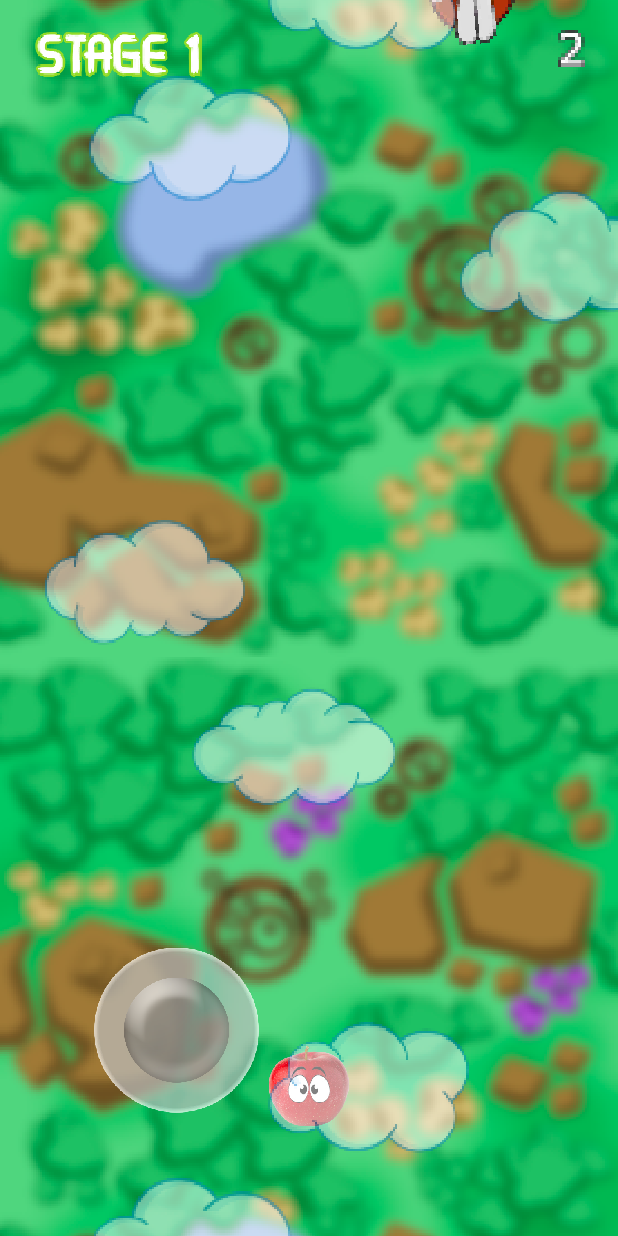
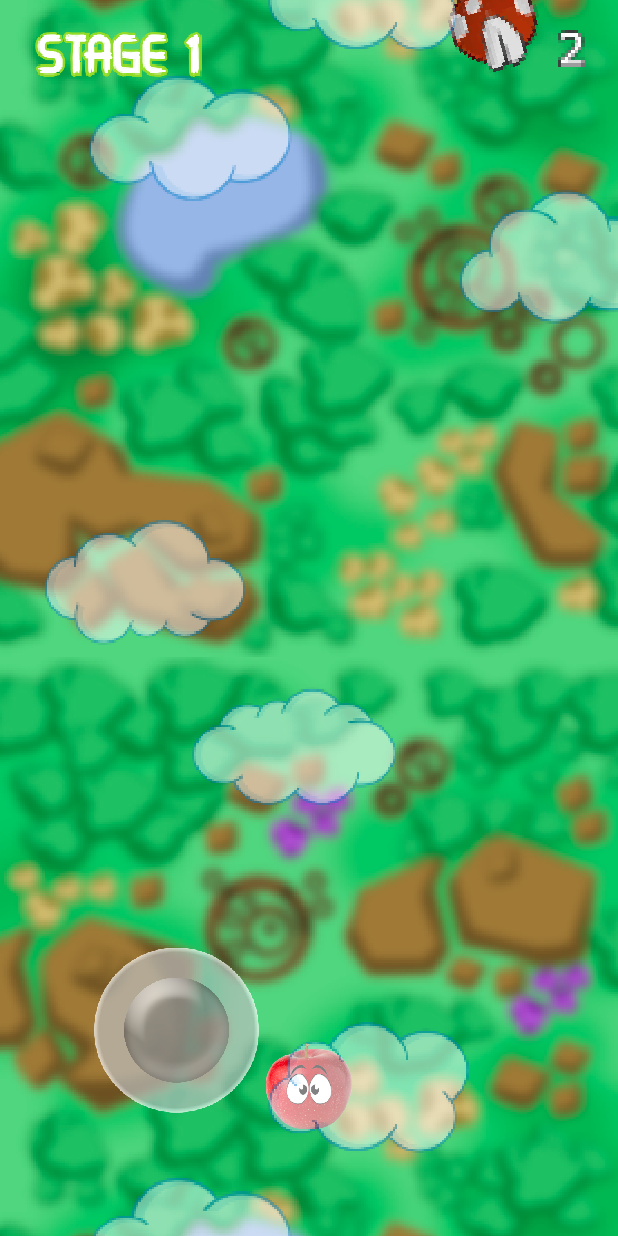
Before and after one commit to rkdlqzz/Android-Game-Programming, an Android app: the GameActivity screen opened directly, with no data from a screen before it, on a phone screen of 412 x 824 dp. Run offline under Robolectric (Android 15) with nearby library versions, the phone set to English and light mode, and no system bars.

Commit message:
앱 아이콘 설정 및 밸런스 조정

```diff
--- a/APPLE/app/src/main/AndroidManifest.xml
+++ b/APPLE/app/src/main/AndroidManifest.xml
@@ -4,9 +4,9 @@
 
     <application
         android:allowBackup="true"
-        android:icon="@mipmap/ic_launcher"
+        android:icon="@mipmap/apple_red"
         android:label="@string/app_name"
-        android:roundIcon="@mipmap/ic_launcher_round"
+        android:roundIcon="@mipmap/apple_red"
         android:supportsRtl="true"
         android:theme="@style/Theme.AppCompat.Light.NoActionBar">
         <activity
--- a/APPLE/app/src/main/java/com/example/apple/game/Enemy.java
+++ b/APPLE/app/src/main/java/com/example/apple/game/Enemy.java
@@ -25,7 +25,7 @@
     private boolean sizeChange;
     private boolean getBigger;
     private float sizeChangeDuration;
-    public static float MAX_RADIUS = size / 2 * 1.3f;
+    public static float MAX_RADIUS = size / 2 * 1.35f;
     public static float MIN_RADIUS = size / 2 * 0.8f;
     public static float GROWING_SPEED = Metrics.width / (float) 2.9f;
 
--- a/APPLE/app/src/main/java/com/example/apple/game/EnemyGenerator.java
+++ b/APPLE/app/src/main/java/com/example/apple/game/EnemyGenerator.java
@@ -12,8 +12,8 @@
 
 public class EnemyGenerator implements GameObject {
     private static final String TAG = EnemyGenerator.class.getSimpleName();
-    private static final int[] MAX_ENEMY = {13, 15, 18, 22}; // 한화면에 존재할 수 있는 적의 최대 수 (스테이지별)
-    private static final float[] SPAWN_INTERVAL = {1.3f, 0.9f, 0.5f, 0.3f};   // 스폰 간격 (스테이지별)
+    private static final int[] MAX_ENEMY = {17, 19, 21, 23}; // 한화면에 존재할 수 있는 적의 최대 수 (스테이지별)
+    private static final float[] SPAWN_INTERVAL = {1.1f, 0.8f, 0.4f, 0.25f};   // 스폰 간격 (스테이지별)
     private float elapsedTime;
     private final float speedErrorRange;    // enemy 속도(dx,dy) 오차 범위
     Random random = new Random();
--- a/APPLE/app/src/main/java/com/example/apple/game/ItemGenerator.java
+++ b/APPLE/app/src/main/java/com/example/apple/game/ItemGenerator.java
@@ -13,7 +13,7 @@
 public class ItemGenerator implements GameObject {
     private static final String TAG = ItemGenerator.class.getSimpleName();
     private static final int[] MAX_ITEM = {2, 3, 3, 2}; // 한화면에 존재할 수 있는 아이템의 최대 수 (스테이지별)
-    private static final float[] SPAWN_INTERVAL = {6.0f, 6.0f, 5.0f, 5.0f};   // 스폰 간격 (스테이지별)
+    private static final float[] SPAWN_INTERVAL = {6.5f, 6.5f, 5.5f, 5.5f};   // 스폰 간격 (스테이지별)
     private float fallSpeed;
     private float elapsedTime;
 
--- a/APPLE/app/src/main/java/com/example/apple/game/LeafBomb.java
+++ b/APPLE/app/src/main/java/com/example/apple/game/LeafBomb.java
@@ -8,7 +8,7 @@
 
 public class LeafBomb extends AnimSprite implements CircleCollidable {
     private static final String TAG = LeafBomb.class.getSimpleName();
-    public static float MAX_RADIUS = Metrics.width / (float) 3.3f;
+    public static float MAX_RADIUS = Metrics.width / (float) 3.5f;
     public static float ROTATION_SPEED = 3.5f;
     public static float GROWING_SPEED = Metrics.width / (float) 2.9f;
     private float duration;
--- a/APPLE/app/src/main/java/com/example/apple/game/WoodShield.java
+++ b/APPLE/app/src/main/java/com/example/apple/game/WoodShield.java
@@ -42,8 +42,8 @@
             radius += frameTime * GROWING_SPEED;
         }
 
-        // 지속시간이 1.5초 남으면 깜빡이다가 끝나면 삭제되도록
-        if (duration > 1.5f) {
+        // 지속시간이 1.2초 남으면 깜빡이다가 끝나면 삭제되도록
+        if (duration > 1.2f) {
             if (bitmap != bitmapWoodShield)
                 bitmap = bitmapWoodShield;
         } else if (duration > 0.0f) {
--- a/APPLE/app/src/main/res/values/dimens.xml
+++ b/APPLE/app/src/main/res/values/dimens.xml
@@ -2,21 +2,21 @@
 <resources>
     <dimen name="bg_speed">10dp</dimen>
     <dimen name="cloud_speed">15dp</dimen>
-    <dimen name="apple_radius">27dp</dimen>
-    <dimen name="apple_red_speed">200dp</dimen>
-    <dimen name="apple_green_speed">300dp</dimen>
+    <dimen name="apple_radius">29dp</dimen>
+    <dimen name="apple_red_speed">180dp</dimen>
+    <dimen name="apple_green_speed">270dp</dimen>
     <dimen name="apple_y_offset">100dp</dimen>
     <dimen name="joystick_bg_radius">55dp</dimen>
     <dimen name="joystick_button_radius">35dp</dimen>
-    <dimen name="enemy_speed_1">40dp</dimen>
-    <dimen name="enemy_speed_2">50dp</dimen>
-    <dimen name="enemy_speed_3">60dp</dimen>
+    <dimen name="enemy_speed_1">50dp</dimen>
+    <dimen name="enemy_speed_2">60dp</dimen>
+    <dimen name="enemy_speed_3">70dp</dimen>
     <dimen name="enemy_speed_diff_range">10dp</dimen>
     <dimen name="item_fall_speed">50dp</dimen>
     <dimen name="score_margin_right">20dp</dimen>
     <dimen name="score_margin_top">20dp</dimen>
     <dimen name="score_digit_width">20dp</dimen>
-    <dimen name="item_safe_zone_speed">30dp</dimen>
+    <dimen name="item_safe_zone_speed">45dp</dimen>
     <dimen name="seed_bullet_speed">350dp</dimen>
     <dimen name="button_width">180dp</dimen>
     <dimen name="button_height">90dp</dimen>
@@ -29,9 +29,9 @@
     <dimen name="stage_margin_top">40dp</dimen>
     <dimen name="stage_margin_left">80dp</dimen>
     <dimen name="obstacle_fall_speed">90dp</dimen>
-    <item name="item_speed_up_duration" type="dimen" format="float">5.0</item>
-    <item name="item_leaf_bomb_duration" type="dimen" format="float">3.5</item>
-    <item name="item_wood_shield_duration" type="dimen" format="float">5.0</item>
-    <item name="item_freeze_duration" type="dimen" format="float">5.0</item>
+    <item name="item_speed_up_duration" type="dimen" format="float">4.5</item>
+    <item name="item_leaf_bomb_duration" type="dimen" format="float">2.0</item>
+    <item name="item_wood_shield_duration" type="dimen" format="float">4.2</item>
+    <item name="item_freeze_duration" type="dimen" format="float">4.5</item>
     <item name="obstacle_duration" type="dimen" format="float">5.0</item>
 </resources>
```
